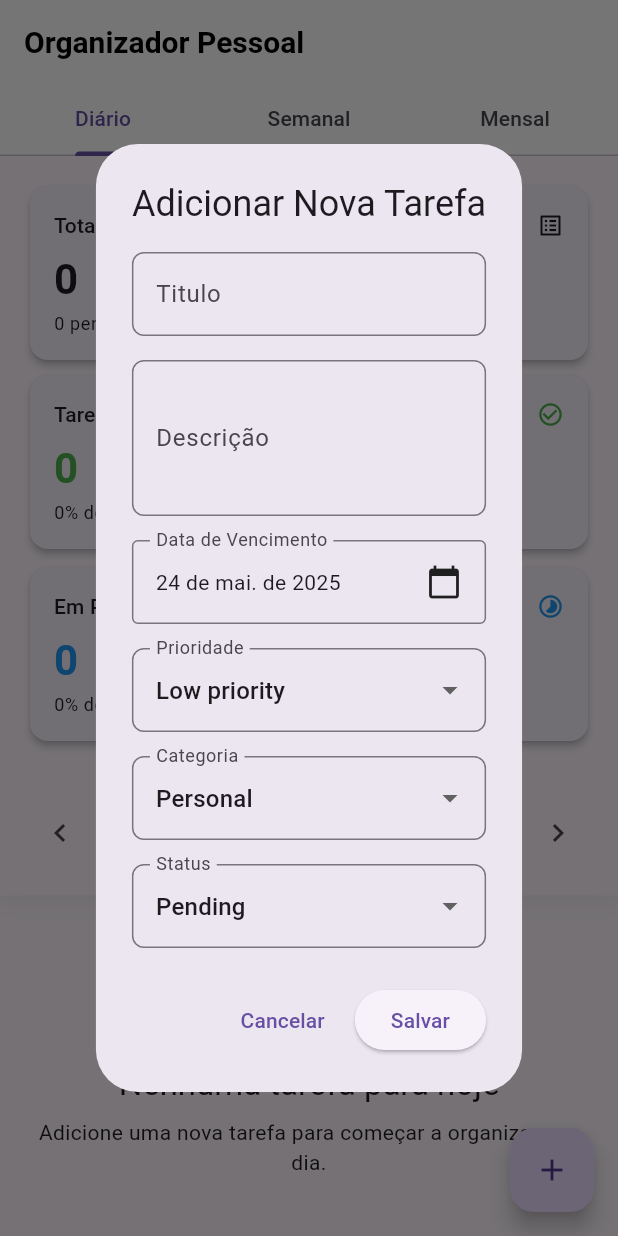
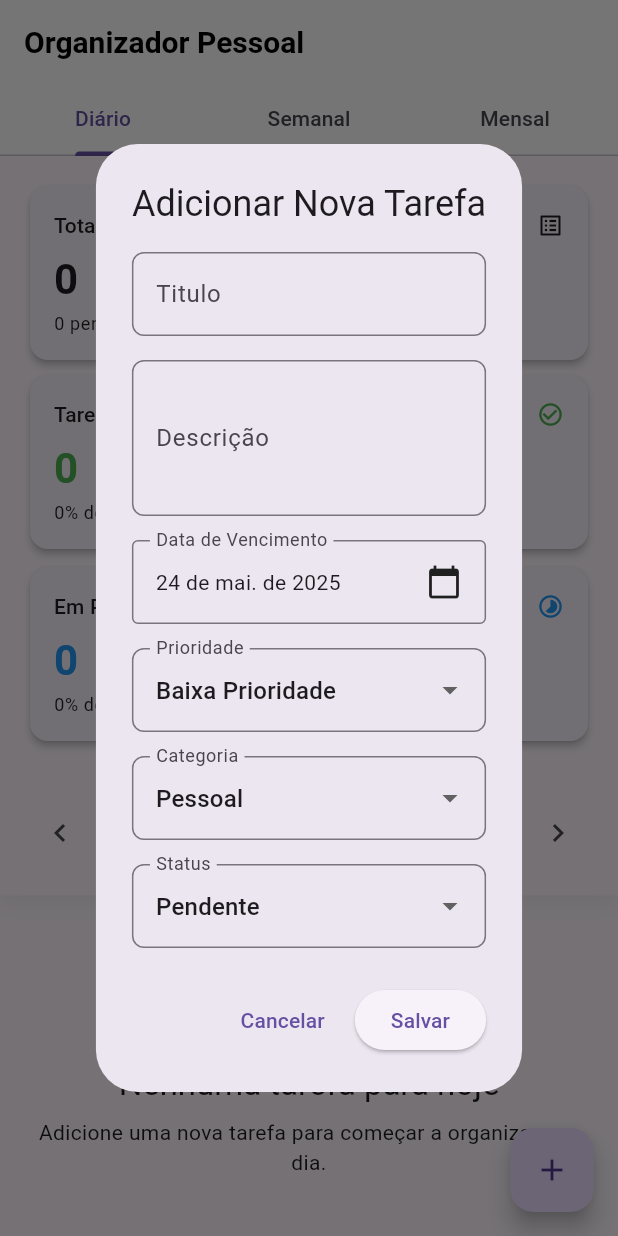
Before and after one commit to RobertsFerreira/task_planner, a Flutter app: the screen it shows after launch, after a tap on the "chevron left" icon, after a tap on the "chevron right" icon, after a tap on the "add" icon, on a phone screen of 412 x 824 dp. Run offline on Flutter 3.47's test engine with Material 3 defaults, Android fonts, the phone set to English and light mode, and no system bars; our stand-ins replace shared_preferences, table_calendar; missing offline and left inert: map_fields.

Commit message:
refactor(enum_task): Translation of text shown to the user

```diff
--- a/lib/src/models/enum_task.dart
+++ b/lib/src/models/enum_task.dart
@@ -6,9 +6,9 @@ mixin TaskEnumProperties on Enum {
 }
 
 enum TaskPriority with TaskEnumProperties {
-  low(description: "Low priority", color: Colors.green),
-  medium(description: "Medium priority", color: Colors.orange),
-  high(description: "High priority", color: Colors.red);
+  low(description: "Baixa Prioridade", color: Colors.green),
+  medium(description: "Média Prioridade", color: Colors.orange),
+  high(description: "Alta Prioridade", color: Colors.red);
 
   @override
   final String description;
@@ -22,11 +22,11 @@ enum TaskPriority with TaskEnumProperties {
 }
 
 enum TaskCategory with TaskEnumProperties {
-  work(description: "Work", color: Colors.blue),
-  personal(description: "Personal", color: Colors.purple),
-  health(description: "Health", color: Colors.teal),
-  education(description: "Education", color: Colors.indigo),
-  other(description: "Other", color: Colors.grey);
+  work(description: "Trabalho", color: Colors.blue),
+  personal(description: "Pessoal", color: Colors.purple),
+  health(description: "Saúde", color: Colors.teal),
+  education(description: "Educação", color: Colors.indigo),
+  other(description: "Outros", color: Colors.grey);
 
   @override
   final String description;
@@ -40,9 +40,9 @@ enum TaskCategory with TaskEnumProperties {
 }
 
 enum TaskStatus with TaskEnumProperties {
-  pending(description: "Pending", color: Colors.orange),
-  inProgress(description: "In Progress", color: Colors.blue),
-  completed(description: "Completed", color: Colors.green);
+  pending(description: "Pendente", color: Colors.orange),
+  inProgress(description: "Em Progresso", color: Colors.blue),
+  completed(description: "Completado", color: Colors.green);
 
   @override
   final String description;
```
Also changed, not shown: lib/src/screens/components/tasks/task_card.dart (+14 -12 lines).
